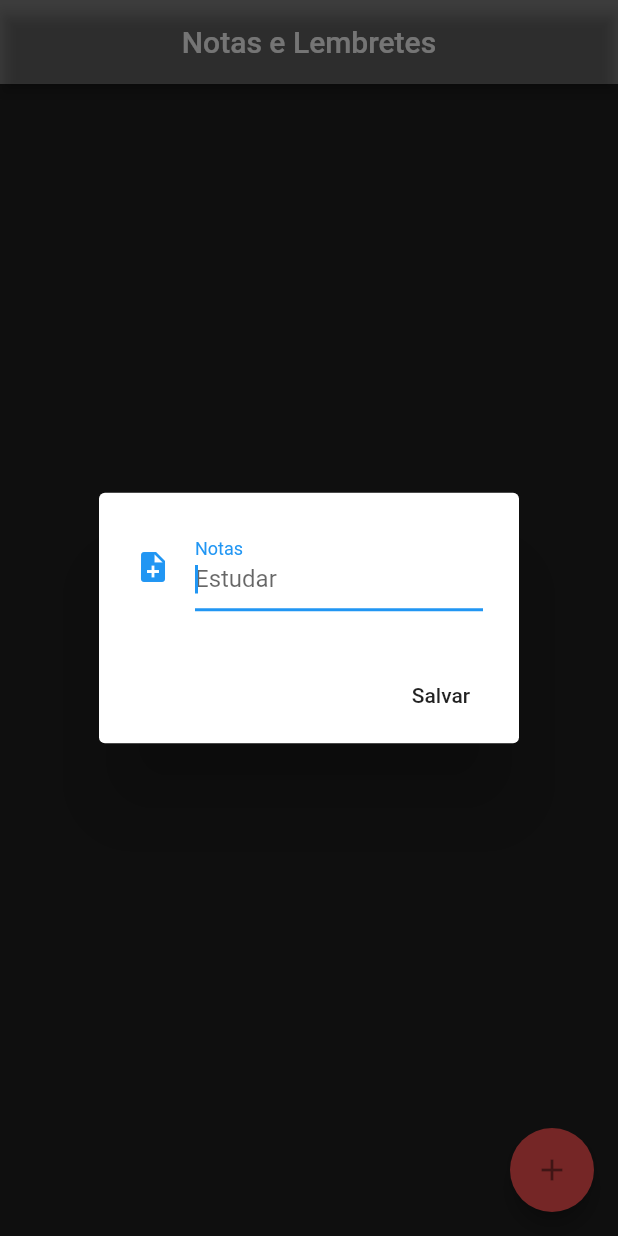
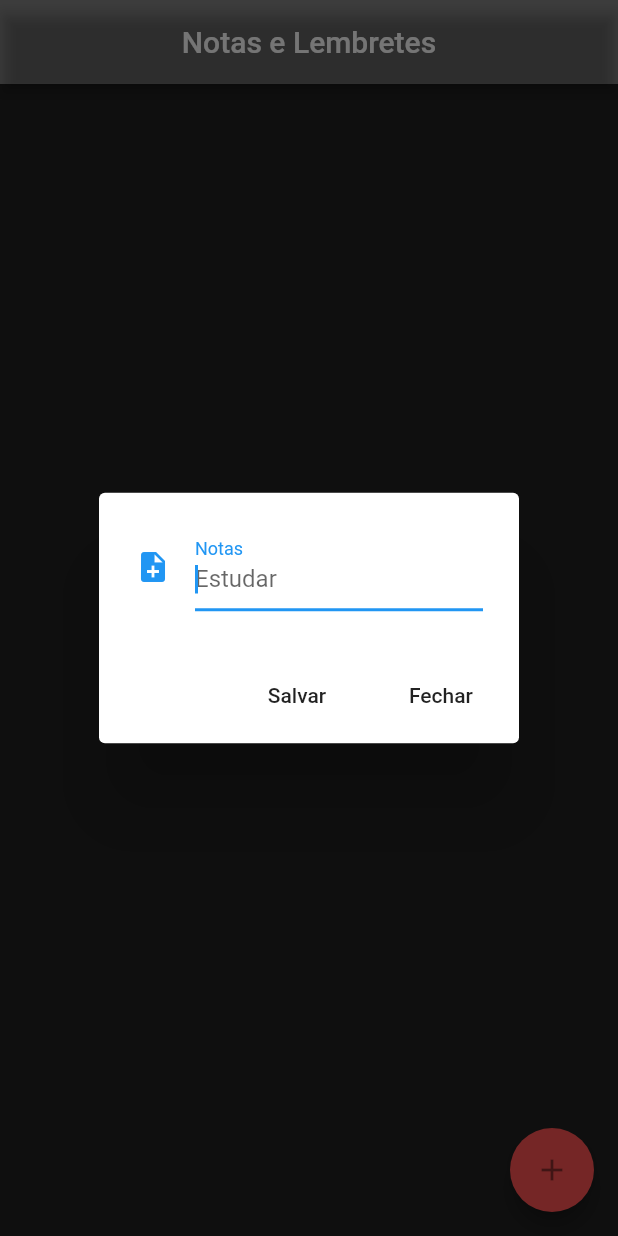
Before and after one commit to carlosrodrigues-12/dart-flutter, a Flutter app: the screen it shows after launch, after a tap on the "add" icon, on a phone screen of 412 x 824 dp. Run offline on Flutter 3.47's test engine with Material 2 defaults, Android fonts, the phone set to English and light mode, and no system bars; our stand-ins replace shared_preferences, sqflite; accounts and stored records are empty.

Commit message:
Alteracoes de usabilidade do app

```diff
--- a/notas_lembretes/lib/ui/notas_lembretes.dart
+++ b/notas_lembretes/lib/ui/notas_lembretes.dart
@@ -98,12 +98,20 @@ class _NotasLembretesState extends State<NotasLembretes> {
           },
           child: Text('Salvar'),
         ),
+        FlatButton(
+          onPressed: () {
+            _control.clear();
+            Navigator.pop(context);
+          },
+          child: Text('Fechar'),
+        ),
       ],
     );
 
     showDialog(context: context, builder: (context){
       return alert;
     });
+    _control.clear();
   }
 
   void _trabalhaTexto(String text) async {
@@ -174,6 +182,7 @@ class _NotasLembretesState extends State<NotasLembretes> {
     showDialog(context: context, builder: (context){
       return alert;
     });
+    _control.clear();
   }
 
   _trabalhaAtualizacao(int posicao, Nota nota){
```
